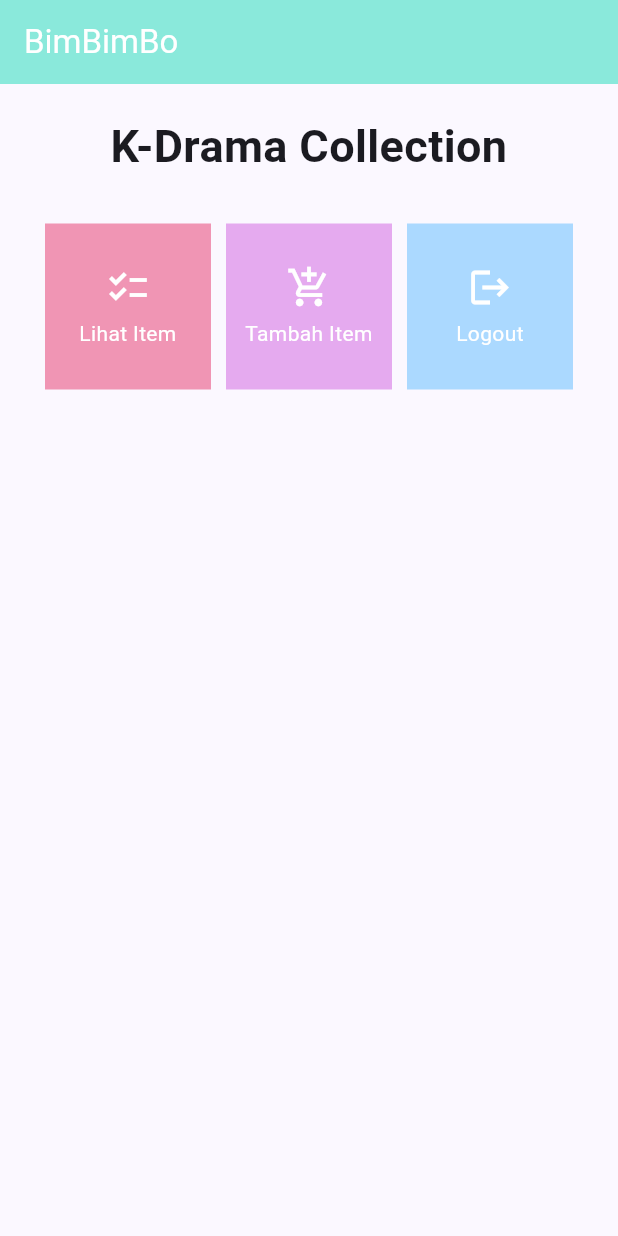
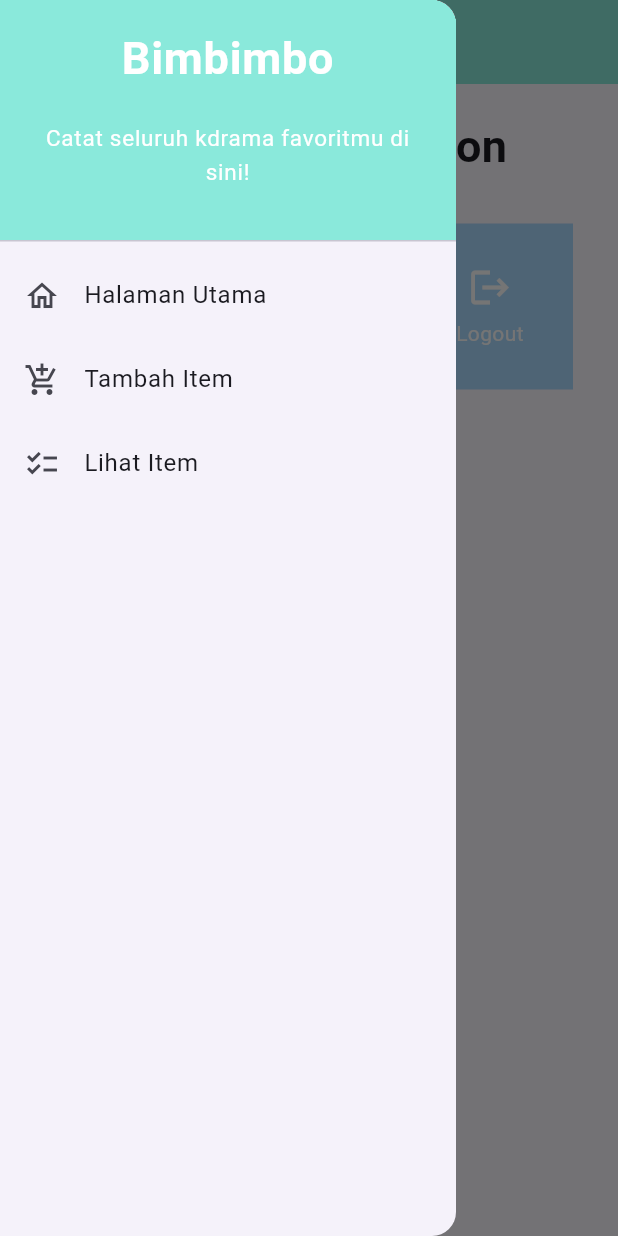
Before and after one commit to claraa26/BimBimBo, a Flutter app: the screen it shows after launch, with the side drawer open (before the commit the screen has no drawer), on a phone screen of 412 x 824 dp. Run offline on Flutter 3.47's test engine with Material 2 defaults, Android fonts, the phone set to English and light mode, and no system bars.

Commit message:
mengumpulkan tugas 8

```diff
--- a/lib/main.dart
+++ b/lib/main.dart
@@ -1,5 +1,5 @@
 import 'package:flutter/material.dart';
-import 'package:bimbimbo/menu.dart';
+import 'package:bimbimbo/screens/menu.dart';
 
 void main() {
   runApp(const MyApp());
--- a/lib/menu.dart
+++ b/lib/screens/menu.dart
@@ -1,57 +1,7 @@
 import 'package:flutter/material.dart';
+import 'package:bimbimbo/widgets/left_drawer.dart';
+import 'package:bimbimbo/widgets/kdrama_card.dart';
 
-class KdramaItem {
-  final String name;
-  final IconData icon;
-  final Color color;
-
-  KdramaItem(this.name, this.icon, this.color);
-}
-
-class KdramaCard extends StatelessWidget {
-  final KdramaItem item;
-
-  const KdramaCard(this.item, {super.key}); // Constructor
-
-  @override
-  Widget build(BuildContext context) {
-    return Material(
-      color: item.color,
-      child: InkWell(
-        // Area responsive terhadap sentuhan
-        onTap: () {
-          // Memunculkan SnackBar ketika diklik
-          ScaffoldMessenger.of(context)
-            ..hideCurrentSnackBar()
-            ..showSnackBar(SnackBar(
-                content: Text("Kamu telah menekan tombol ${item.name}!")));
-        },
-        child: Container(
-          // Container untuk menyimpan Icon dan Text
-          padding: const EdgeInsets.all(8),
-          child: Center(
-            child: Column(
-              mainAxisAlignment: MainAxisAlignment.center,
-              children: [
-                Icon(
-                  item.icon,
-                  color: Colors.white,
-                  size: 30.0,
-                ),
-                const Padding(padding: EdgeInsets.all(3)),
-                Text(
-                  item.name,
-                  textAlign: TextAlign.center,
-                  style: const TextStyle(color: Colors.white),
-                ),
-              ],
-            ),
-          ),
-        ),
-      ),
-    );
-  }
-}
 
 class MyHomePage extends StatelessWidget {
     MyHomePage({Key? key}) : super(key: key);
@@ -71,6 +21,7 @@ class MyHomePage extends StatelessWidget {
         foregroundColor: Colors.white,
         backgroundColor: Color.fromARGB(255, 138, 233, 219),
       ),
+      drawer: const LeftDrawer(),
       body: SingleChildScrollView(
         // Widget wrapper yang dapat discroll
         child: Padding(
--- /dev/null
+++ b/lib/widgets/kdrama_card.dart
@@ -0,0 +1,85 @@
+import 'package:bimbimbo/screens/kdrama_form.dart';
+import 'package:bimbimbo/widgets/kdrama_list_page.dart';
+import 'package:flutter/material.dart';
+
+class KdramaItem {
+  final String name;
+  final IconData icon;
+  final Color color;
+
+  KdramaItem(this.name, this.icon, this.color);
+}
+
+class KdramaItemList {
+  final String judul;
+  final int episode;
+  final String sinopsis;
+
+  KdramaItemList({
+    required this.judul,
+    required this.episode,
+    required this.sinopsis,
+  });
+}
+List<KdramaItemList> kdramaList = [];
+
+class KdramaCard extends StatelessWidget {
+  final KdramaItem item;
+
+  const KdramaCard(this.item, {super.key}); // Constructor
+
+  @override
+  Widget build(BuildContext context) {
+    return Material(
+      color: item.color,
+      child: InkWell(
+        // Area responsive terhadap sentuhan
+        onTap: () {
+          // Memunculkan SnackBar ketika diklik
+          ScaffoldMessenger.of(context)
+            ..hideCurrentSnackBar()
+            ..showSnackBar(SnackBar(
+                content: Text("Kamu telah menekan tombol ${item.name}!")));
+          if (item.name == "Tambah Item") {
+            Navigator.pushReplacement(
+              context,
+              MaterialPageRoute(
+                builder: (context) => const KdramaFormPage(),
+              ),
+            );
+          }else if (item.name == "Lihat Item"){
+            Navigator.pushReplacement(
+              context,
+              MaterialPageRoute(
+                builder: (context) => KdramaListPage(kdramaList: kdramaList),
+              ),
+            );
+          }
+        },
+
+        child: Container(
+          // Container untuk menyimpan Icon dan Text
+          padding: const EdgeInsets.all(8),
+          child: Center(
+            child: Column(
+              mainAxisAlignment: MainAxisAlignment.center,
+              children: [
+                Icon(
+                  item.icon,
+                  color: Colors.white,
+                  size: 30.0,
+                ),
+                const Padding(padding: EdgeInsets.all(3)),
+                Text(
+                  item.name,
+                  textAlign: TextAlign.center,
+                  style: const TextStyle(color: Colors.white),
+                ),
+              ],
+            ),
+          ),
+        ),
+      ),
+    );
+  }
+}
--- /dev/null
+++ b/lib/widgets/left_drawer.dart
@@ -0,0 +1,85 @@
+import 'package:bimbimbo/widgets/kdrama_list_page.dart';
+import 'package:flutter/material.dart';
+import 'package:bimbimbo/screens/menu.dart';
+import 'package:bimbimbo/screens/kdrama_form.dart';
+import 'package:bimbimbo/widgets/kdrama_card.dart';
+
+
+class LeftDrawer extends StatelessWidget {
+  const LeftDrawer({super.key});
+
+  @override
+  Widget build(BuildContext context) {
+    return Drawer(
+      child: ListView(
+        children: [
+          const DrawerHeader(
+            // TODO: Bagian drawer header
+            decoration: BoxDecoration(
+              color: Color.fromARGB(255, 138, 233, 219),
+            ),
+            child: Column(
+              children: [
+                Text(
+                  'Bimbimbo',
+                  textAlign: TextAlign.center,
+                  style: TextStyle(
+                    fontSize: 30,
+                    fontWeight: FontWeight.bold,
+                    color: Colors.white,
+                  ),
+                ),
+                Padding(padding: EdgeInsets.all(10)),
+                Text("Catat seluruh kdrama favoritmu di sini!",
+                    textAlign: TextAlign.center,
+                    style: TextStyle(
+                      fontSize: 15,
+                      color: Colors.white,
+                      fontWeight: FontWeight.normal
+                    ),
+                    ),
+              ],
+            ),
+          ),
+          // TODO: Bagian routing
+          ListTile(
+            leading: const Icon(Icons.home_outlined),
+            title: const Text('Halaman Utama'),
+            // Bagian redirection ke MyHomePage
+            onTap: () {
+              Navigator.pushReplacement(
+                  context,
+                  MaterialPageRoute(
+                    builder: (context) => MyHomePage(),
+                  ));
+            },
+          ),
+          ListTile(
+            leading: const Icon(Icons.add_shopping_cart),
+            title: const Text('Tambah Item'),
+            // Bagian redirection ke ShopFormPage
+            onTap: () {
+              Navigator.pushReplacement(
+                context,
+                MaterialPageRoute(
+                  builder: (context) => const KdramaFormPage(),
+              ));
+            },
+          ),
+          ListTile(
+            leading: const Icon(Icons.checklist),
+            title: const Text('Lihat Item'),
+            // Bagian redirection ke ShopFormPage
+            onTap: () {
+              Navigator.pushReplacement(
+                context,
+                MaterialPageRoute(
+                  builder: (context) => KdramaListPage(kdramaList: kdramaList),
+              ));
+            },
+          ),
+        ],
+      ),
+    );
+  }
+}
```
Also changed, not shown: lib/screens/kdrama_form.dart (added, +222 -0 lines), lib/widgets/kdrama_list_page.dart (added, +54 -0 lines), 1 other file.
